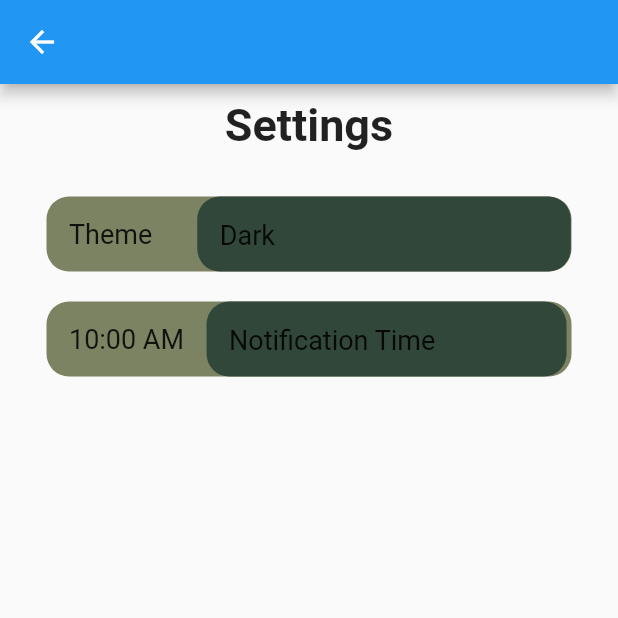
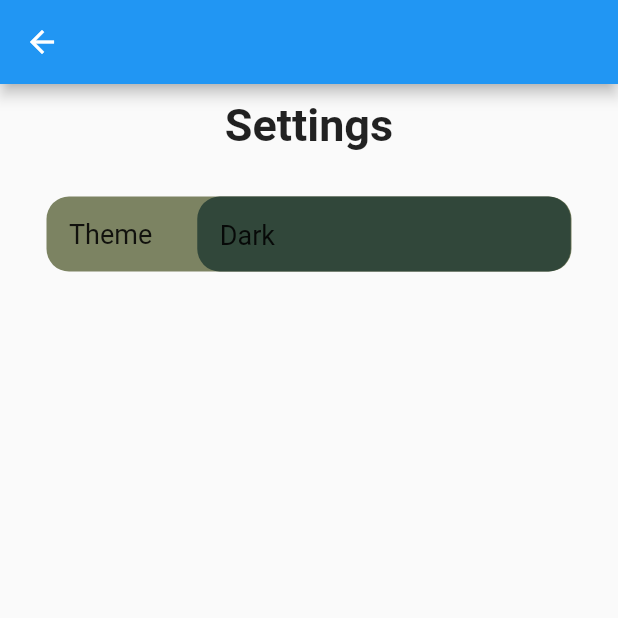
Before and after one commit to KrishnanDevika/PayWage, a Flutter app: the SettingsPage screen opened directly, on a phone screen of 412 x 824 dp, the top half of it. Run offline on Flutter 3.47's test engine with Material 2 defaults, Android fonts, the phone set to English and light mode, and no system bars; our stand-ins replace firebase_auth, firebase_core, firebase_messaging, flutter_local_notifications, google_sign_in, shared_preferences and 2 more; accounts and stored records are empty.

Commit message:
#30 Server Notification Added - Custom time notification option removed. - Server will push notification every day at 6PM.

```diff
--- a/lib/common/BottomNavigationBar.dart
+++ b/lib/common/BottomNavigationBar.dart
@@ -52,8 +52,8 @@ Widget BottomNavigation(int index, BuildContext context) {
             icon: Icon(Icons.payments),
             label: 'Payment'),
       ],
-      // unselectedItemColor: Colors.white,
-      selectedItemColor: Colors.yellow,
+      unselectedItemColor: Colors.white,
+      selectedItemColor: Colors.white70,
 
     );
   }
--- a/lib/main.dart
+++ b/lib/main.dart
@@ -1,11 +1,43 @@
 import 'package:firebase_core/firebase_core.dart';
+import 'package:firebase_messaging/firebase_messaging.dart';
 import 'package:flutter/material.dart';
-
+import 'package:flutter_local_notifications/flutter_local_notifications.dart';
+import 'package:paywage/views/settings_page.dart';
 import 'app.dart';
 
-void main() async {
+
+const AndroidNotificationChannel channel = AndroidNotificationChannel(
+    'high_importance_channel',
+    'High Important Notifications',
+    'This channel is used for important notification.',
+    importance: Importance.high,
+    playSound: true
+);
+
+
+final FlutterLocalNotificationsPlugin flutterLocalNotificationsPlugin = FlutterLocalNotificationsPlugin();
+
+
+
+Future<void> _firebaseMessagingBackgroundHandler(RemoteMessage message) async{
+  await Firebase.initializeApp();
+  print('A bg messaged just showed up: ${message.messageId}');
+}
+
+Future<void> main() async {
   WidgetsFlutterBinding.ensureInitialized();
   await Firebase.initializeApp();
+  FirebaseMessaging.onBackgroundMessage(_firebaseMessagingBackgroundHandler);
+
+  await flutterLocalNotificationsPlugin.resolvePlatformSpecificImplementation<AndroidFlutterLocalNotificationsPlugin>()?.createNotificationChannel(channel);
+
+  await FirebaseMessaging.instance.setForegroundNotificationPresentationOptions(
+    alert: true,
+    badge: true,
+    sound: true,
+  );
+
+
 
   runApp(const MyApp());
 }
--- a/lib/views/settings_page.dart
+++ b/lib/views/settings_page.dart
@@ -1,9 +1,14 @@
+import 'package:firebase_core/firebase_core.dart';
+import 'package:firebase_messaging/firebase_messaging.dart';
 import 'package:flutter/material.dart';
-// import 'package:flutter_local_notifications/flutter_local_notifications.dart';
+import 'package:flutter_local_notifications/flutter_local_notifications.dart';
+import 'package:paywage/main.dart';
 import 'package:provider/provider.dart';
 import 'package:paywage/CustomTheme/CustomColors.dart';
 import 'package:paywage/common/myAppBar.dart';
 import '../CustomTheme/theme_model.dart';
+import 'package:timezone/timezone.dart' as tz;
+import 'package:timezone/data/latest.dart' as tz;
 
 class SettingsPage extends StatefulWidget {
   const SettingsPage({super.key, required this.title});
@@ -14,43 +19,65 @@ class SettingsPage extends StatefulWidget {
   State<SettingsPage> createState() => _SettingsPage();
 }
 
+
 class _SettingsPage extends State<SettingsPage> {
 
   String _theme = "Dark";
   String _notificationTime = "10:00 AM"; // initial notification time, update as needed
 
-  // FlutterLocalNotificationsPlugin flutterLocalNotificationsPlugin = FlutterLocalNotificationsPlugin();
-
   TimeOfDay _selectedTime = TimeOfDay(hour: 18, minute: 0);
 
   get onSelectNotification => null;
 
-  // @override
-  // void initState() {
-  //   super.initState();
-  //   var initializationSettingsAndroid = AndroidInitializationSettings('@mipmap/ic_launcher'); // Initialize Android notification settings
-  //   var initializationSettingsIOS = IOSInitializationSettings(); // Initialize iOS notification settings
-  //   var initializationSettings = InitializationSettings(android: initializationSettingsAndroid, iOS: initializationSettingsIOS);
-  //   flutterLocalNotificationsPlugin.initialize(initializationSettings, onSelectNotification: onSelectNotification); // Initialize the notification plugin
-  // }
-  //
-  // Future<void> scheduleNotification() async {
-  //   var time = _selectedTime; // Set the desired time for the notification (6 PM in this case)
-  //   var androidPlatformChannelSpecifics = AndroidNotificationDetails(
-  //       'reminder_channel_id', 'Reminder Channel', 'Channel for reminders',
-  //       importance: Importance.max, priority: Priority.high); // Set Android notification details
-  //   var iOSPlatformChannelSpecifics = IOSNotificationDetails(); // Set iOS notification details
-  //   var platformChannelSpecifics = NotificationDetails(android: androidPlatformChannelSpecifics, iOS: iOSPlatformChannelSpecifics);
-  //
+  @override
+  void initState(){
+    super.initState();
+    FirebaseMessaging.onMessage.listen((RemoteMessage message){
+      RemoteNotification? notification = message.notification;
+      AndroidNotification? android = message.notification?.android;
+      if(notification != null && android != null){
+        flutterLocalNotificationsPlugin.show(
+          notification.hashCode,
+          notification.title,
+          notification.body,
+          NotificationDetails(
+            android: AndroidNotificationDetails(
+              channel.id,
+              channel.name,
+              channel.description,
+              color: Colors.blue,
+              playSound: true,
+              icon: '@mipmap/ic_launcher',
+            )
+          )
+        );
+      }
+    });
 
+    FirebaseMessaging.onMessageOpenedApp.listen((RemoteMessage message){
+      print('A new onMessageOpenedApp event was published!');
+      RemoteNotification? notification = message.notification;
+      AndroidNotification? android = message.notification?.android;
+      if(notification != null && android != null){
+        showDialog(
+            context: context,
+            builder: (_){
+              return AlertDialog(
+                title: Text(notification.title!),
+                content: SingleChildScrollView(
+                  child: Column(
+                    crossAxisAlignment: CrossAxisAlignment.start,
+                    children: [
+                      Text(notification.body!)
+                    ],
+                  ),
+                ),
+              );
+            });
+      }
+    });
+  }
 
-  //   await flutterLocalNotificationsPlugin.showDailyAtTime( // Schedule a daily notification at the specified time
-  //       0,
-  //       'Reminder',
-  //       'This is a reminder text',
-  //       time as Time,
-  //       platformChannelSpecifics);
-  // }
 
   Future<void> _showTimePickerDialog() async {
     final TimeOfDay? pickedTime = await showTimePicker(
@@ -63,7 +90,23 @@ class _SettingsPage extends State<SettingsPage> {
         _notificationTime = pickedTime.format(context);
       });
     }
+    // flutterLocalNotificationsPlugin.show(
+    //   0,
+    //   "Testing $_notificationTime",
+    //   "This is your custom time selected",
+    //   NotificationDetails(
+    //     android: AndroidNotificationDetails(
+    //       channel.id,
+    //       channel.name,
+    //       channel.description,
+    //       importance: Importance.high,
+    //       color: Colors.blue,
+    //       playSound: true,
+    //     )
+    //   )
+    // );
   }
+
 
 
   @override
@@ -139,53 +182,53 @@ class _SettingsPage extends State<SettingsPage> {
                     ),
 
                     SizedBox(height: 20),
-
-                    Container(
-                      width: 350,
-                      decoration: BoxDecoration(
-                        borderRadius: BorderRadius.circular(15.0),
-                        boxShadow: const [BoxShadow(color: CustomColors.paleGreenColour)],
-                      ),
-                      child: InkWell(
-                        onTap: () {
-                          // themeNotifier.isDark ? themeNotifier.isDark = false : themeNotifier.isDark = true;
-                          // setState(() {
-                          //   _theme = themeNotifier.isDark ? "Dark" : "Light"; // Update _theme variable
-                          // });
-                        },
-                        child: Row(
-                          children: [
-                            const SizedBox(width: 15),
-                            Text(_notificationTime, style: TextStyle(
-                              fontSize: 18,
-                            ),),
-                            const SizedBox(width: 15),
-                            Container(
-                                alignment: Alignment.centerLeft,
-                                width: 240,
-                                height: 50,
-                                decoration: BoxDecoration(
-                                  borderRadius: BorderRadius.circular(15.0),
-                                  boxShadow: const [BoxShadow(color: CustomColors.darkGreenColour)],
-                                ),
-                                child: Padding(
-                                  padding: EdgeInsets.all(15.0),
-                                  child: InkWell(
-                                    onTap: (){
-                                      _showTimePickerDialog();
-                                    },
-                                    child: Text(
-                                      'Notification Time' ,
-                                      textAlign: TextAlign.start,
-                                      style: (TextStyle(fontSize: 18)),
-                                    ),
-                                  ),
-                                )
-                            )
-                          ],
-                        ),
-                      ),
-                    ),
+                    //
+                    // Container(
+                    //   width: 350,
+                    //   decoration: BoxDecoration(
+                    //     borderRadius: BorderRadius.circular(15.0),
+                    //     boxShadow: const [BoxShadow(color: CustomColors.paleGreenColour)],
+                    //   ),
+                    //   child: InkWell(
+                    //     onTap: () {
+                    //       // themeNotifier.isDark ? themeNotifier.isDark = false : themeNotifier.isDark = true;
+                    //       // setState(() {
+                    //       //   _theme = themeNotifier.isDark ? "Dark" : "Light"; // Update _theme variable
+                    //       // });
+                    //     },
+                    //     child: Row(
+                    //       children: [
+                    //         const SizedBox(width: 15),
+                    //         Text(_notificationTime, style: TextStyle(
+                    //           fontSize: 18,
+                    //         ),),
+                    //         const SizedBox(width: 15),
+                    //         Container(
+                    //             alignment: Alignment.centerLeft,
+                    //             width: 240,
+                    //             height: 50,
+                    //             decoration: BoxDecoration(
+                    //               borderRadius: BorderRadius.circular(15.0),
+                    //               boxShadow: const [BoxShadow(color: CustomColors.darkGreenColour)],
+                    //             ),
+                    //             child: Padding(
+                    //               padding: EdgeInsets.all(15.0),
+                    //               child: InkWell(
+                    //                 onTap: (){
+                    //                   _showTimePickerDialog();
+                    //                 },
+                    //                 child: Text(
+                    //                   'Notification Time' ,
+                    //                   textAlign: TextAlign.start,
+                    //                   style: (TextStyle(fontSize: 18)),
+                    //                 ),
+                    //               ),
+                    //             )
+                    //         )
+                    //       ],
+                    //     ),
+                    //   ),
+                    // ),
 
                     // Container(
                     //   height: 50,
--- a/pubspec.yaml
+++ b/pubspec.yaml
@@ -43,8 +43,8 @@ dependencies:
   firebase_core_platform_interface:
   firebase_storage:
   cloud_firestore:
-#  flutter_local_notifications:
-
+  flutter_local_notifications:
+#  timezone:
 
   # The following adds the Cupertino Icons font to your application.
   # Use with the CupertinoIcons class for iOS style icons.
```
Also changed, not shown: pubspec.lock, 2 other files.
